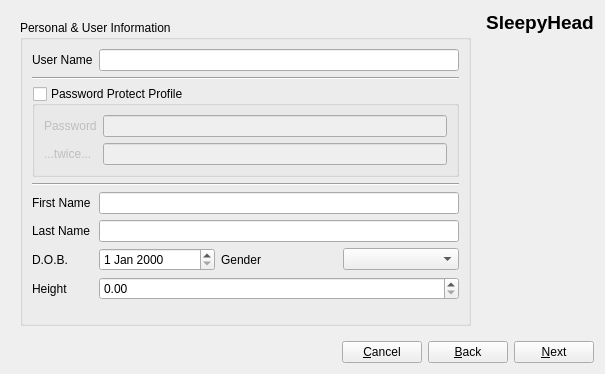
The window that newprofile.ui (sbonaime/sleepyhead-code.) describes before a commit, drawn with Qt 5.
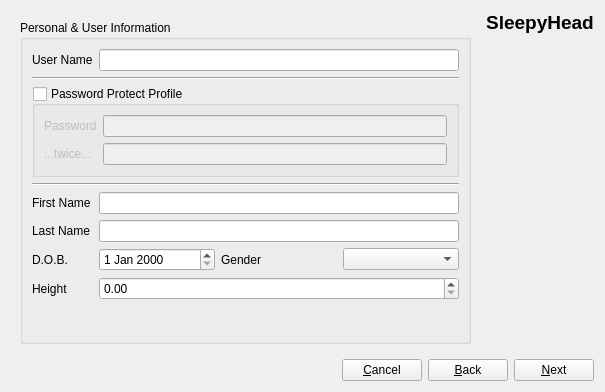
The same window after the commit. The open tabs and pages were chosen to show the change. Icons and pictures are not drawn.

Diff of the .ui file:
```diff
--- a/newprofile.ui
+++ b/newprofile.ui
@@ -7,7 +7,7 @@
     <x>0</x>
     <y>0</y>
     <width>605</width>
-    <height>374</height>
+    <height>392</height>
    </rect>
   </property>
   <property name="windowTitle">
```
Left out of the diff: 2 changed lines with no effect on the pictures.
